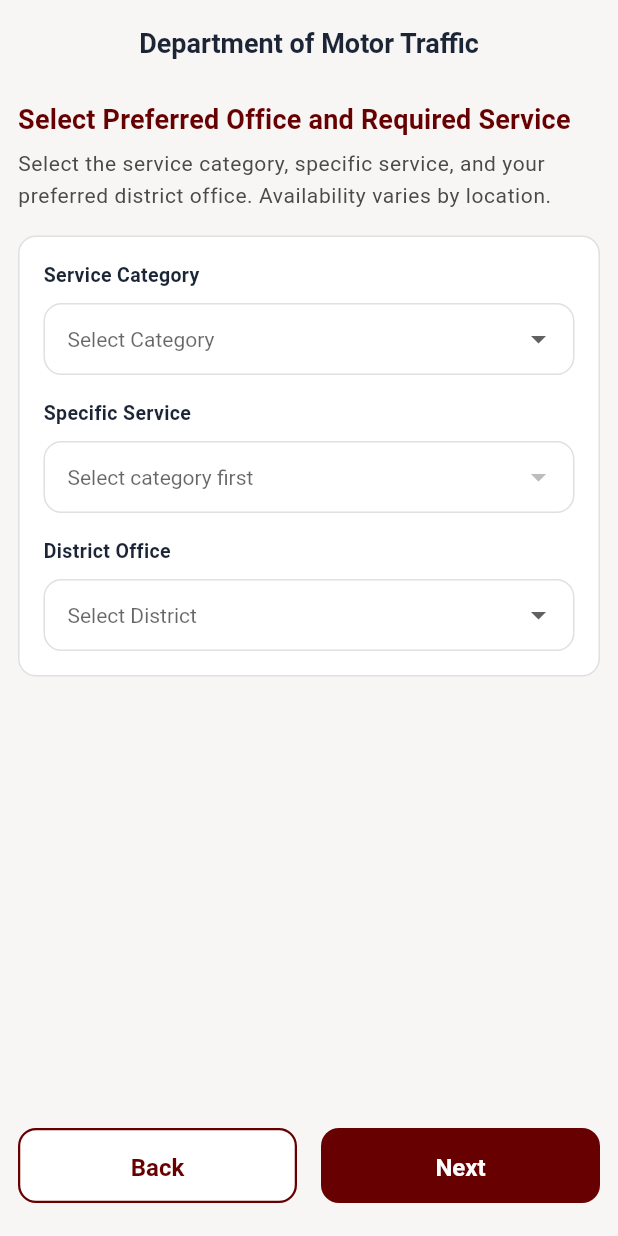
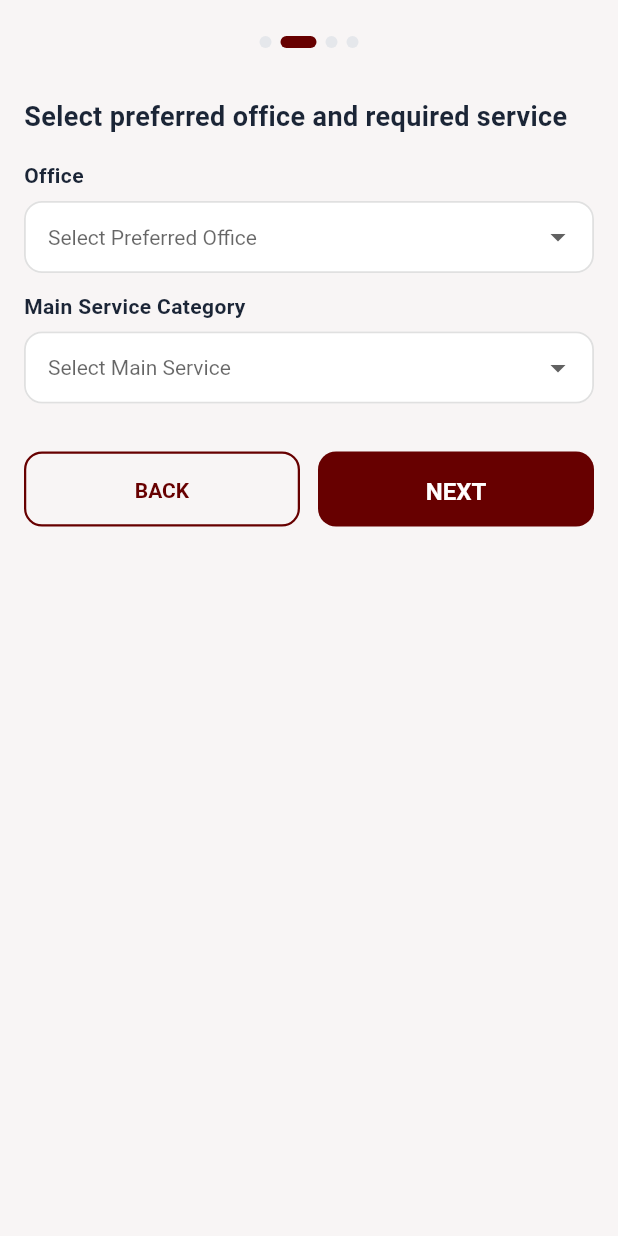
Before and after one commit to SPraneepa/dmt-app, a Flutter app: the ServiceSelectionScreen screen opened directly, on a phone screen of 412 x 824 dp. Run offline on Flutter 3.47's test engine with Material 3 defaults, Android fonts, the phone set to English and light mode, and no system bars; our stand-ins replace pdf, printing.

Commit message:
refactor: update ServiceSelectionScreen UI to match ApplicantDetailsScreen design

```diff
--- a/lib/screens/service_selection_screen.dart
+++ b/lib/screens/service_selection_screen.dart
@@ -16,67 +16,69 @@ class ServiceSelectionScreen extends StatefulWidget {
 
 class _ServiceSelectionScreenState extends State<ServiceSelectionScreen> {
   final _formKey = GlobalKey<FormState>();
+  final _otherServiceController = TextEditingController();
 
+  String? _selectedOffice;
   String? _selectedCategory;
   String? _selectedSubService;
-  String? _selectedDistrict;
 
-  // Hierarchical Service Mapping
+  final List<String> _offices = [
+    'Head Office - Narahenpita',
+    'Gampaha District Office',
+    'Kandy District Office',
+    'Kalutara District Office',
+    'Galle District Office',
+    'Matara District Office',
+  ];
+
   final Map<String, List<String>> _serviceMap = {
-    'Driving License Services': [
-      'New License / Add Category',
-      'License Renewal - Normal Service',
-      'License Renewal - Priority / Same Day Service',
-      'Detail Alteration (Name / Address)',
-      'Duplicate / Replacement License',
+    '1. Driving License Services': [
+      'Renewal of Drivers License - Normal Service',
+      'Renewal of Drivers License - One day',
+      'New License or Add New Category',
+      'Information Change of License',
+      'Get Certified Copy of Drivers License',
+      'Extract of a Drivers License',
+      'Conversion of Old to New License',
+      'Service for Overseas Travelers',
     ],
-    'Vehicle Registration & Ownership': [
-      'Vehicle First Registration',
-      'Ownership Transfer - Light Vehicles (Cars, Bikes, Cabs)',
-      'Ownership Transfer - Heavy Vehicles (Lorries, Buses)',
-      'Luxury Tax Payment & Search Reports',
+    '2. Vehicle Registration': [
+      'Registration of Motor Bikes',
+      'Registration of Other Vehicle',
     ],
-    'Vehicle Technical & Plate Services': [
-      'Weight Certificates & Vehicle Inspection',
-      'Technical Modifications Approval',
-      'Number Plate Related Services',
-      'Clearance & Cancellation Certificates',
+    '3. Ownership Transfer': [
+      'Ownership Transfer of Motor Bikes',
+      'Ownership Transfer of Motor Cars',
+      'Ownership Transfer of Three Wheelers',
+      'Ownership Transfer of Single Cabs, Double Cabs and Vans',
+      'Ownership Transfer of Lorries, Buses and Land Vehicles',
     ],
+    '4. Tax & Vehicle Inspection': [
+      'Pay Luxury Tax',
+      'Weight Certificates and Vehicle Inspections',
+    ],
+    '5. Vehicle Modification & Number Plates': [
+      'Technical Modifications of Vehicles',
+      'Number Plate Related Service',
+    ],
+    '6. Other Services': [],
   };
 
-  final List<String> _districts = [
-    'Ampara',
-    'Anuradhapura',
-    'Badulla',
-    'Batticaloa',
-    'Colombo',
-    'Galle',
-    'Gampaha',
-    'Hambantota',
-    'Jaffna',
-    'Kalutara',
-    'Kandy',
-    'Kegalle',
-    'Kilinochchi',
-    'Kurunegala',
-    'Mannar',
-    'Matale',
-    'Matara',
-    'Monaragala',
-    'Mullaitivu',
-    'Nuwara Eliya',
-    'Polonnaruwa',
-    'Puttalam',
-    'Ratnapura',
-    'Trincomalee',
-    'Vavuniya',
-  ];
+  @override
+  void dispose() {
+    _otherServiceController.dispose();
+    super.dispose();
+  }
 
   void _onNextPressed() {
     if (_formKey.currentState!.validate()) {
+      final finalService = _selectedCategory == '6. Other Services'
+          ? _otherServiceController.text.trim()
+          : _selectedSubService!;
+
       context.read<AppointmentProvider>().updateServiceAndDistrict(
-        service: _selectedSubService!,
-        district: _selectedDistrict!,
+        service: finalService,
+        district: _selectedOffice!,
       );
 
       Navigator.push(
@@ -88,240 +90,268 @@ class _ServiceSelectionScreenState extends State<ServiceSelectionScreen> {
     }
   }
 
-  InputDecoration _dropdownDecoration() {
+  InputDecoration _buildInputDecoration(String hintText, {Widget? suffixIcon}) {
     return InputDecoration(
-      border: OutlineInputBorder(
-        borderRadius: BorderRadius.circular(12),
-        borderSide: BorderSide(color: AppColors.cardBorder),
+      hintText: hintText,
+      hintStyle: const TextStyle(
+        color: AppColors.textHint,
+        fontSize: AppSizes.textBody,
       ),
+      filled: true,
+      fillColor: AppColors.inputFill,
+      contentPadding: const EdgeInsets.symmetric(
+        horizontal: AppSizes.md,
+        vertical: AppSizes.sm,
+      ),
+      suffixIcon: suffixIcon,
       enabledBorder: OutlineInputBorder(
-        borderRadius: BorderRadius.circular(12),
-        borderSide: BorderSide(color: AppColors.cardBorder),
+        borderRadius: BorderRadius.circular(AppSizes.radiusMd),
+        borderSide: const BorderSide(color: AppColors.inputBorder, width: 1.2),
       ),
       focusedBorder: OutlineInputBorder(
-        borderRadius: BorderRadius.circular(12),
-        borderSide: BorderSide(
-          color: Theme.of(context).primaryColor,
-          width: 1.5,
+        borderRadius: BorderRadius.circular(AppSizes.radiusMd),
+        borderSide: const BorderSide(
+          color: AppColors.primaryMaroon,
+          width: 1.6,
         ),
       ),
-      contentPadding: const EdgeInsets.symmetric(horizontal: 12, vertical: 12),
-      isDense: true,
+      errorBorder: OutlineInputBorder(
+        borderRadius: BorderRadius.circular(AppSizes.radiusMd),
+        borderSide: const BorderSide(color: Colors.red, width: 1.2),
+      ),
+      focusedErrorBorder: OutlineInputBorder(
+        borderRadius: BorderRadius.circular(AppSizes.radiusMd),
+        borderSide: const BorderSide(color: Colors.red, width: 1.6),
+      ),
+    );
+  }
+
+  Widget _buildFieldLabel(String label) {
+    return Padding(
+      padding: const EdgeInsets.only(bottom: AppSizes.xxs),
+      child: Text(
+        label,
+        style: const TextStyle(
+          fontSize: AppSizes.textBody,
+          fontWeight: FontWeight.w600,
+          color: AppColors.textPrimary,
+        ),
+      ),
     );
   }
 
   @override
   Widget build(BuildContext context) {
-    final theme = Theme.of(context);
-
     return Scaffold(
+      backgroundColor: AppColors.background,
       appBar: AppBar(
         automaticallyImplyLeading: false,
-        title: const Text('Department of Motor Traffic'),
+        backgroundColor: Colors.transparent,
+        elevation: 0,
         centerTitle: true,
+        title: Row(
+          mainAxisSize: MainAxisSize.min,
+          children: [
+            Container(
+              width: 8,
+              height: 8,
+              decoration: const BoxDecoration(
+                color: AppColors.divider,
+                shape: BoxShape.circle,
               ),
-      body: SafeArea(
-        child: Padding(
-          padding: const EdgeInsets.all(AppSizes.md),
+            ),
+            const SizedBox(width: AppSizes.xxs),
+            Container(
+              width: 24,
+              height: 8,
+              decoration: BoxDecoration(
+                color: AppColors.primaryMaroon,
+                borderRadius: BorderRadius.circular(AppSizes.radiusSm),
+              ),
+            ),
+            const SizedBox(width: AppSizes.xxs),
+            Container(
+              width: 8,
+              height: 8,
+              decoration: const BoxDecoration(
+                color: AppColors.divider,
+                shape: BoxShape.circle,
+              ),
+            ),
+            const SizedBox(width: AppSizes.xxs),
+            Container(
+              width: 8,
+              height: 8,
+              decoration: const BoxDecoration(
+                color: AppColors.divider,
+                shape: BoxShape.circle,
+              ),
+            ),
+          ],
+        ),
+      ),
+      body: SingleChildScrollView(
+        padding: const EdgeInsets.symmetric(
+          horizontal: AppSizes.lg,
+          vertical: AppSizes.sm,
+        ),
         child: Form(
           key: _formKey,
           child: Column(
             crossAxisAlignment: CrossAxisAlignment.start,
             children: [
-                Expanded(
-                  child: SingleChildScrollView(
-                    child: Column(
-                      crossAxisAlignment: CrossAxisAlignment.start,
-                      children: [
-                        Text(
-                          'Select Preferred Office and Required Service',
-                          style: theme.textTheme.titleMedium?.copyWith(
+              const Text(
+                'Select preferred office and required service',
+                style: TextStyle(
+                  fontSize: AppSizes.textSubtitle,
                   fontWeight: FontWeight.bold,
-                            color: theme.primaryColor,
+                  color: AppColors.textPrimary,
                 ),
               ),
-                        const SizedBox(height: 8),
-                        Text(
-                          'Select the service category, specific service, and your preferred district office. Availability varies by location.',
-                          style: theme.textTheme.bodySmall?.copyWith(
-                            color: const Color(0xFF4A4A4A),
+              const SizedBox(height: AppSizes.lg),
+
+              // Office Dropdown
+              _buildFieldLabel('Office'),
+              DropdownButtonFormField<String>(
+                initialValue: _selectedOffice,
+                hint: const Text('Select Preferred Office'),
+                isExpanded: true,
+                style: const TextStyle(
+                  fontSize: AppSizes.textBody,
+                  color: AppColors.textPrimary,
                 ),
+                decoration: _buildInputDecoration('Select Preferred Office'),
+                items: _offices.map((office) {
+                  return DropdownMenuItem(
+                    value: office,
+                    child: Text(office, overflow: TextOverflow.ellipsis),
+                  );
+                }).toList(),
+                onChanged: (val) => setState(() => _selectedOffice = val),
+                validator: (v) => v == null ? 'Please select an office' : null,
               ),
-                        const SizedBox(height: 16),
+              const SizedBox(height: AppSizes.md),
 
-                        Container(
-                          padding: const EdgeInsets.all(16),
-                          decoration: BoxDecoration(
-                            color: Colors.white,
-                            borderRadius: BorderRadius.circular(12),
-                            border: Border.all(color: AppColors.cardBorder),
-                          ),
-                          child: Column(
-                            crossAxisAlignment: CrossAxisAlignment.start,
-                            children: [
-                              const Text(
-                                'Service Category',
-                                style: TextStyle(
-                                  fontSize: 13,
-                                  fontWeight: FontWeight.bold,
-                                ),
-                              ),
-                              const SizedBox(height: 8),
+              // Main Service Category Dropdown
+              _buildFieldLabel('Main Service Category'),
               DropdownButtonFormField<String>(
                 initialValue: _selectedCategory,
-                                hint: const Text(
-                                  'Select Category',
-                                  style: TextStyle(fontSize: 14),
-                                ),
+                hint: const Text('Select Main Service'),
                 isExpanded: true,
                 style: const TextStyle(
-                                  fontSize: 14,
+                  fontSize: AppSizes.textBody,
                   color: AppColors.textPrimary,
                 ),
-                                decoration: _dropdownDecoration(),
+                decoration: _buildInputDecoration('Select Main Service'),
                 items: _serviceMap.keys.map((category) {
                   return DropdownMenuItem(
                     value: category,
-                                    child: Text(
-                                      category,
-                                      maxLines: 1,
-                                      overflow: TextOverflow.ellipsis,
-                                      style: const TextStyle(fontSize: 14),
-                                    ),
+                    child: Text(category, overflow: TextOverflow.ellipsis),
                   );
                 }).toList(),
                 onChanged: (val) {
                   setState(() {
                     _selectedCategory = val;
-                                    _selectedSubService =
-                                        null; // Reset dependent sub-service selection
+                    _selectedSubService = null;
+                    _otherServiceController.clear();
                   });
                 },
-                                validator: (v) => v == null
-                                    ? 'Please select a service category'
-                                    : null,
+                validator: (v) =>
+                    v == null ? 'Please select a service category' : null,
               ),
-                              const SizedBox(height: 16),
+              const SizedBox(height: AppSizes.md),
 
-                              const Text(
-                                'Specific Service',
-                                style: TextStyle(
-                                  fontSize: 13,
-                                  fontWeight: FontWeight.bold,
-                                ),
-                              ),
-                              const SizedBox(height: 8),
+              // Specific Sub-Service OR Other Service Custom Input
+              if (_selectedCategory != null &&
+                  _selectedCategory != '6. Other Services') ...[
+                _buildFieldLabel('Specific Service'),
                 DropdownButtonFormField<String>(
                   initialValue: _selectedSubService,
-                                hint: Text(
-                                  _selectedCategory == null
-                                      ? 'Select category first'
-                                      : 'Select Specific Service',
-                                  style: const TextStyle(fontSize: 14),
-                                ),
+                  hint: const Text('Select Specific Service'),
                   isExpanded: true,
                   style: const TextStyle(
-                                  fontSize: 14,
+                    fontSize: AppSizes.textBody,
                     color: AppColors.textPrimary,
                   ),
-                                decoration: _dropdownDecoration(),
-                                items: _selectedCategory == null
-                                    ? []
-                                    : _serviceMap[_selectedCategory]!.map((
-                                        subService,
-                                      ) {
+                  decoration: _buildInputDecoration('Select Specific Service'),
+                  items: _serviceMap[_selectedCategory]!.map((subService) {
                     return DropdownMenuItem(
                       value: subService,
-                                          child: Text(
-                                            subService,
-                                            maxLines: 1,
-                                            overflow: TextOverflow.ellipsis,
-                                            style: const TextStyle(
-                                              fontSize: 14,
-                                            ),
-                                          ),
+                      child: Text(subService, overflow: TextOverflow.ellipsis),
                     );
                   }).toList(),
-                                onChanged: _selectedCategory == null
-                                    ? null
-                                    : (val) => setState(
-                                        () => _selectedSubService = val,
+                  onChanged: (val) => setState(() => _selectedSubService = val),
+                  validator: (v) =>
+                      v == null ? 'Please select a specific service' : null,
                 ),
-                                validator: (v) => v == null
-                                    ? 'Please select a specific service'
-                                    : null,
-                              ),
-                              const SizedBox(height: 16),
+                const SizedBox(height: AppSizes.md),
+              ],
 
-                              const Text(
-                                'District Office',
-                                style: TextStyle(
-                                  fontSize: 13,
-                                  fontWeight: FontWeight.bold,
-                                ),
-                              ),
-                              const SizedBox(height: 8),
-                              DropdownButtonFormField<String>(
-                                initialValue: _selectedDistrict,
-                                hint: const Text(
-                                  'Select District',
-                                  style: TextStyle(fontSize: 14),
-                                ),
-                                isExpanded: true,
+              if (_selectedCategory == '6. Other Services') ...[
+                _buildFieldLabel('Specify Other Service'),
+                TextFormField(
+                  controller: _otherServiceController,
                   style: const TextStyle(
-                                  fontSize: 14,
+                    fontSize: AppSizes.textBody,
                     color: AppColors.textPrimary,
                   ),
-                                menuMaxHeight: 200,
-                                decoration: _dropdownDecoration(),
-                                items: _districts.map((district) {
-                                  return DropdownMenuItem(
-                                    value: district,
-                                    child: Text(
-                                      district,
-                                      maxLines: 1,
-                                      overflow: TextOverflow.ellipsis,
-                                      style: const TextStyle(fontSize: 14),
+                  decoration: _buildInputDecoration(
+                    'Type your service requirement here',
                   ),
-                                  );
-                                }).toList(),
-                                onChanged: (val) =>
-                                    setState(() => _selectedDistrict = val),
-                                validator: (v) => v == null
-                                    ? 'Please select a district'
-                                    : null,
+                  validator: (v) {
+                    if (v == null || v.trim().isEmpty) {
+                      return 'Please specify the required service';
+                    }
+                    return null;
+                  },
                 ),
+                const SizedBox(height: AppSizes.md),
               ],
+
+              const SizedBox(height: AppSizes.xl),
+
+              // Action Buttons Row (BACK & NEXT)
+              Row(
+                children: [
+                  Expanded(
+                    child: SizedBox(
+                      height: AppSizes.buttonHeight,
+                      child: OutlinedButton(
+                        onPressed: () => Navigator.pop(context),
+                        style: OutlinedButton.styleFrom(
+                          side: const BorderSide(
+                            color: AppColors.primaryMaroon,
+                            width: 1.5,
                           ),
-                        ),
-                        const SizedBox(height: 20),
-                      ],
+                          shape: RoundedRectangleBorder(
+                            borderRadius: BorderRadius.circular(
+                              AppSizes.radiusMd,
                             ),
                           ),
                         ),
-
-                Row(
-                  children: [
+                        child: const Text(
+                          'BACK',
+                          style: TextStyle(
+                            color: AppColors.primaryMaroon,
+                            fontWeight: FontWeight.bold,
+                            fontSize: AppSizes.textBody,
+                          ),
+                        ),
+                      ),
+                    ),
+                  ),
+                  const SizedBox(width: AppSizes.md),
                   Expanded(
                     child: CustomButton(
-                        text: 'Back',
-                        isPrimary: false,
-                        onPressed: () => Navigator.pop(context),
-                      ),
-                    ),
-                    const SizedBox(width: 16),
-                    Expanded(
-                      child: CustomButton(
-                        text: 'Next',
-                        isPrimary: true,
+                      text: 'NEXT',
+                      width: double.infinity,
+                      height: AppSizes.buttonHeight,
                       onPressed: _onNextPressed,
                     ),
                   ),
                 ],
               ),
-                const SizedBox(height: 10),
             ],
-            ),
           ),
         ),
       ),
```
Lines whose indentation alone changed are shown as unchanged.
